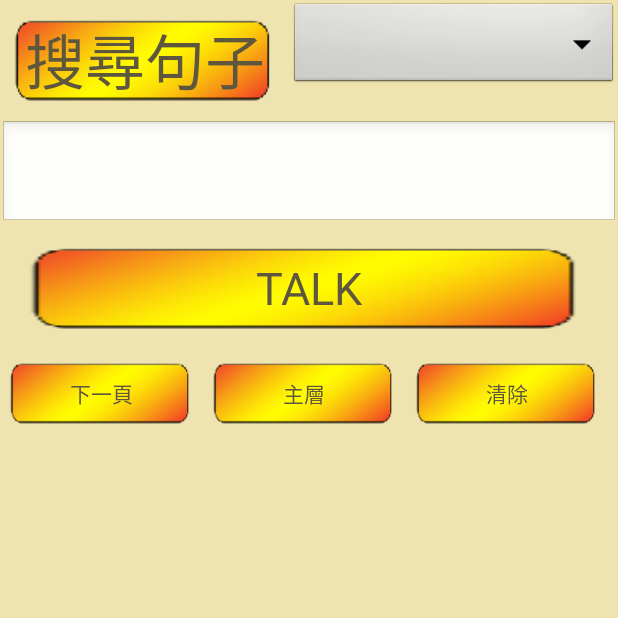
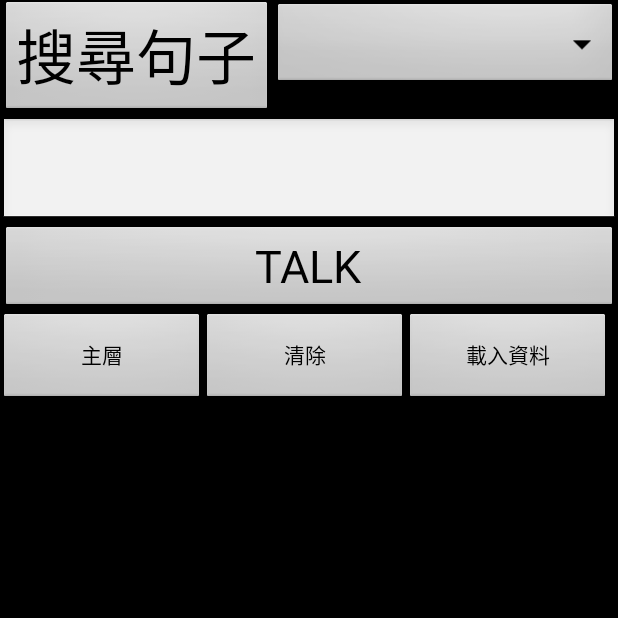
Before and after one commit to msn9110/MyTalker, an Android app: the InputActivity screen opened directly, with no data from a screen before it, on a phone screen of 412 x 824 dp, the top half of it. Run offline under Robolectric (Android 15) with nearby library versions, the phone set to English and light mode, and no system bars.

Commit message:
slight change

```diff
--- a/app/src/main/java/com/example/mytalker/InputActivity.java
+++ b/app/src/main/java/com/example/mytalker/InputActivity.java
@@ -2,13 +2,11 @@ package com.example.mytalker;
 
 import android.app.Activity;
 import android.app.ProgressDialog;
-import android.bluetooth.BluetoothAdapter;
 import android.database.Cursor;
 import android.database.sqlite.SQLiteDatabase;
 import android.os.Build;
 import android.os.Bundle;
 import android.os.Handler;
-import android.os.Message;
 import android.speech.tts.TextToSpeech;
 import android.util.Log;
 import android.view.View;
@@ -16,8 +14,8 @@ import android.widget.AdapterView;
 import android.widget.ArrayAdapter;
 import android.widget.Button;
 import android.widget.EditText;
+import android.widget.ListView;
 import android.widget.Spinner;
-import android.widget.TextView;
 import android.widget.Toast;
 
 
@@ -39,13 +37,14 @@ public class InputActivity extends Activity implements TextToSpeech.OnInitListen
     private Socket socket;
 
 
-    Button btn_send, btn_next, btn_lv1, btn_load, btn_clear, btn_mwm, btn_speech;
+    Button btn_send, btn_lv1, btn_load, btn_clear, btn_speech;
     boolean status_speech = false;
-    Button[] btn = new Button[9];
+    ListView view;
     EditText editText;
     public static boolean con = false;
 
-    InputData[] datas=new InputData[1], currentDatas = new InputData[9];
+    //for data variable
+    InputData[] Data=new InputData[1], currentData = new InputData[9];
     int[] map=new int[1];
     //SQLiteDatabase db;
     int[][] next_id=new int[1][1];
@@ -71,24 +70,22 @@ public class InputActivity extends Activity implements TextToSpeech.OnInitListen
             ThreadPolicy policy = new ThreadPolicy.Builder().permitAll().build();
             setThreadPolicy(policy);
         }
+        //initialize
+        for(int i=0;i<9;i++)
+            currentData[i]=new InputData();
         btn_send = (Button) findViewById(R.id.btn_send);
-        btn_next = (Button) findViewById(R.id.btn_next);
         btn_lv1 = (Button) findViewById(R.id.btn_lv1);
         btn_clear = (Button) findViewById(R.id.btn_clear);
         btn_load = (Button) findViewById(R.id.btn_load);
         btn_speech = (Button) findViewById(R.id.btn_speech);
 
-        int[] btnid = {R.id.btn1, R.id.btn2, R.id.btn3, R.id.btn4, R.id.btn5, R.id.btn6, R.id.btn7, R.id.btn8, R.id.btn9};
-        for (int i = 0; i < 9; i++) {
-            btn[i] = (Button) findViewById(btnid[i]);
-            btn[i].setTextSize(25);//<===========================BTN TEXT SIZE
-            btn[i].setEnabled(false);
-            currentDatas[i] = new InputData();
-        }
-        datas[0]=new InputData();
+        view=(ListView)findViewById(R.id.btnView);
+
+        Data[0]=new InputData();
 
         if (!con) {
-            btn_send.setText("TALK");
+            String text="TALK";
+            btn_send.setText(text);
             btn_speech.setVisibility(View.GONE);
         }
         status_speech = !con;
@@ -119,8 +116,6 @@ public class InputActivity extends Activity implements TextToSpeech.OnInitListen
         System.out.println(Locale.getDefault().toString());
         tw = new TextToSpeech(this,this);
         en = new TextToSpeech(this,this);
-        char ch='我';
-        System.out.println();
 
         btn_load.setOnClickListener(new View.OnClickListener() {
             @Override
@@ -128,38 +123,12 @@ public class InputActivity extends Activity implements TextToSpeech.OnInitListen
                 Update();
             }
         });
-
-        for (int i = 0; i < 9; i++) {
-            final int arg = i;
-            btn[i].setOnClickListener(new View.OnClickListener() {
-                @Override
-                public void onClick(View v) {
-                    String s = editText.getText().toString();
-                    int index=editText.getSelectionStart();
-                    String part1=spilt(s,0,index),part2=spilt(s,index,s.length());
-                    s=part1+btn[arg].getText().toString()+part2;
-                    editText.setText(s);
-                    editText.setSelection(part1.length()+btn[arg].getText().toString().length());
-                    offset = 0;
-                    current_id = currentDatas[arg].id;
-                    setCurrentDatas(current_id);
-                }
-            });
-
-        }
-
-        btn_next.setOnClickListener(new View.OnClickListener() {
-            @Override
-            public void onClick(View v) {
-                setCurrentDatas(current_id);
-            }
-        });
         btn_lv1.setOnClickListener(new View.OnClickListener() {
             @Override
             public void onClick(View v) {
                 current_id = 0;
                 offset = 0;
-                setCurrentDatas(current_id);
+                setCurrentData(current_id);
             }
         });
 
@@ -174,7 +143,7 @@ public class InputActivity extends Activity implements TextToSpeech.OnInitListen
                 spinner.setAdapter(adapter);
                 spinner.setOnItemSelectedListener(new AdapterView.OnItemSelectedListener() {
                     public void onItemSelected(AdapterView<?> parent, View view, int position, long id) {
-                        String _content = ((Spinner) parent).getSelectedItem().toString();
+                        String _content = parent.getSelectedItem().toString();
                         //editText.postInvalidate();
                         if(_content.length()>0){
                             editText.setText(_content);
@@ -230,10 +199,10 @@ public class InputActivity extends Activity implements TextToSpeech.OnInitListen
         int size = c.getCount();
         if (size > 0) {
             c.moveToFirst();
-            datas = null; //RELEASE
+            Data = null; //RELEASE
             next_id = null; //RELEASE
             map=null; //RELEASE
-            datas = new InputData[size];
+            Data = new InputData[size];
             map = new int[size + 1];
             next_id = new int[size + 1][];
             next_id[0] = new int[size];
@@ -241,9 +210,9 @@ public class InputActivity extends Activity implements TextToSpeech.OnInitListen
                 final int id = Integer.parseInt(c.getString(c.getColumnIndex(DBConnection.VocSchema.ID)));
                 next_id[0][i] = id;
                 map[id] = i;
-                datas[i] = new InputData(c.getString(c.getColumnIndex(DBConnection.VocSchema.CONTENT)), id);
+                Data[i] = new InputData(c.getString(c.getColumnIndex(DBConnection.VocSchema.CONTENT)), id);
                 //==============================
-                LoadRelation(id);
+                //LoadRelation(id);
                 new Thread(new Runnable() {
                     @Override
                     public void run() {
@@ -261,7 +230,7 @@ public class InputActivity extends Activity implements TextToSpeech.OnInitListen
             @Override
             public void run() {
                 Toast.makeText(InputActivity.this, "載入時間 : " + String.valueOf(avg) + " msec", Toast.LENGTH_SHORT).show();
-                setCurrentDatas(current_id);
+                setCurrentData(current_id);
             }
         });
     }
@@ -281,12 +250,10 @@ public class InputActivity extends Activity implements TextToSpeech.OnInitListen
             }
         }
         c.close();
-
-
     }
 
     //===============================================================================================
-    private void setCurrentDatas(int id) //OR NEXT PAGE
+    private void setCurrentData(int id) //OR NEXT PAGE
     {
         int size = next_id[id].length;
         if (size == 0) {
@@ -295,7 +262,7 @@ public class InputActivity extends Activity implements TextToSpeech.OnInitListen
             size = next_id[0].length;
         } else if (size == 1) {
             int position = map[next_id[id][0]];
-            String str = datas[position].text;
+            String str = Data[position].text;
             if (str.equals("#")) {
                 offset = 0;
                 current_id = id = 0;
@@ -305,16 +272,16 @@ public class InputActivity extends Activity implements TextToSpeech.OnInitListen
         for (int i = 0; i < 9; ) {
             if (offset + i < size) {
                 int position = map[next_id[id][i + offset]];
-                String str = datas[position].text;
+                String str = Data[position].text;
                 if (str.equals("#")) {
                     offset += 1;
                     continue;
                 }
-                currentDatas[i].text = str;
-                currentDatas[i].id = datas[position].id;
+                currentData[i].text = str;
+                currentData[i].id = Data[position].id;
             } else {
-                currentDatas[i].id = 0;
-                currentDatas[i].text = "";
+                currentData[i].id = 0;
+                currentData[i].text = "";
             }
             i++;
         }
@@ -323,21 +290,6 @@ public class InputActivity extends Activity implements TextToSpeech.OnInitListen
             offset = 0;
             current_id = 0;
         }
-        setBtnText();
-    }
-
-    private void setBtnText() {
-        int count = 0;
-        for (int i = 0; i < 9; i++) {
-            btn[i].setText(currentDatas[i].text);
-            if (currentDatas[i].text.equals("")) {
-                btn[i].setEnabled(false);
-                count++;
-            } else
-                btn[i].setEnabled(true);
-        }
-        if (count == 9 && current_id != 0)
-            setCurrentDatas(current_id);
     }
 
     private void send() {
@@ -384,7 +336,7 @@ public class InputActivity extends Activity implements TextToSpeech.OnInitListen
     private void clear(){
         editText.setText("");
         current_id=offset=0;
-        setCurrentDatas(current_id);
+        setCurrentData(current_id);
     }
 
     private void terminate() {
@@ -393,7 +345,7 @@ public class InputActivity extends Activity implements TextToSpeech.OnInitListen
                 out.close();
                 socket.close();
             } catch (Exception e) {
-                String err= e.toString();
+                Log.e("terminate",e.toString());
             }
         }
     }
@@ -467,11 +419,10 @@ public class InputActivity extends Activity implements TextToSpeech.OnInitListen
             result = en.setLanguage(Locale.US);//<<<===================================
 
             if (result == TextToSpeech.LANG_MISSING_DATA || result == TextToSpeech.LANG_NOT_SUPPORTED) {
-                System.out.println("en error");
+                System.out.println("EN ERROR");
             }
             else{
                 en.setSpeechRate(speed);
-                //Toast.makeText(this,"EN",Toast.LENGTH_SHORT).show();
                 System.out.println("EN READY");
             }
         }
@@ -480,11 +431,10 @@ public class InputActivity extends Activity implements TextToSpeech.OnInitListen
             mode=false;
             result = tw.setLanguage(Locale.CHINESE);//<<<===================================
             if (result == TextToSpeech.LANG_MISSING_DATA || result == TextToSpeech.LANG_NOT_SUPPORTED) {
-                System.out.println("tw error");
+                System.out.println("TW ERROR");
             }
             else{
                 tw.setSpeechRate(speed);
-                //Toast.makeText(this,"TW",Toast.LENGTH_SHORT).show();
                 System.out.println("TW READY");
             }
         }
--- a/app/src/main/res/layout/activity_client.xml
+++ b/app/src/main/res/layout/activity_client.xml
@@ -13,9 +13,7 @@
             android:layout_width="wrap_content"
             android:text="搜尋句子"
             android:textSize="40dp"
-            android:layout_height="wrap_content"
-            android:background="@drawable/button"
-            android:textColor="@color/MainText">
+            android:layout_height="wrap_content">
         </Button>
         <Spinner android:id="@+id/Spinner_sentence"
             android:layout_width="match_parent"
@@ -36,9 +34,7 @@
         android:layout_height="wrap_content"
         android:textSize="30dp"
         android:text="送出"
-        android:id="@+id/btn_send"
-        android:background="@drawable/button"
-        android:textColor="@color/MainText"/>
+        android:id="@+id/btn_send"/>
 
     <HorizontalScrollView
         android:layout_width="fill_parent"
@@ -54,62 +50,37 @@
                 style="?android:attr/buttonStyleSmall"
                 android:layout_width="135dp"
                 android:layout_height="60dp"
-                android:text="下一頁"
-                android:id="@+id/btn_next"
-                android:background="@drawable/button"
-                android:textColor="@color/MainText"/>
-
-            <Button
-                style="?android:attr/buttonStyleSmall"
-                android:layout_width="135dp"
-                android:layout_height="60dp"
                 android:text="主層"
-                android:id="@+id/btn_lv1"
-                android:background="@drawable/button"
-                android:textColor="@color/MainText"/>
+                android:id="@+id/btn_lv1"/>
 
             <Button
                 style="?android:attr/buttonStyleSmall"
                 android:layout_width="135dp"
                 android:layout_height="60dp"
                 android:text="清除"
-                android:id="@+id/btn_clear"
-                android:background="@drawable/button"
-                android:textColor="@color/MainText"/>
+                android:id="@+id/btn_clear"/>
 
             <Button
                 style="?android:attr/buttonStyleSmall"
                 android:layout_width="135dp"
                 android:layout_height="60dp"
                 android:text="載入資料"
-                android:id="@+id/btn_load"
-                android:background="@drawable/button"
-                android:textColor="@color/MainText"/>
+                android:id="@+id/btn_load"/>
 
             <Button
                 style="?android:attr/buttonStyleSmall"
                 android:layout_width="135dp"
                 android:layout_height="60dp"
                 android:text="連接語音"
-                android:id="@+id/btn_speech"
-                android:background="@drawable/button"
-                android:textColor="@color/MainText"/>
+                android:id="@+id/btn_speech"/>
         </LinearLayout>
     </HorizontalScrollView>
 
-
-    <ScrollView
+     <ListView
         android:layout_width="match_parent"
         android:layout_height="wrap_content"
-        android:id="@+id/scrollView2" >
-
-        <ListView
-            android:layout_width="match_parent"
-            android:layout_height="wrap_content"
-            android:id="@+id/btnView" >
-
-        </ListView>
-
-    </ScrollView>
+        android:id="@+id/btnView"
+         android:forceHasOverlappingRendering="false">
+    </ListView>
 
 </LinearLayout>
--- a/app/src/main/res/layout/speech_list.xml
+++ b/app/src/main/res/layout/speech_list.xml
@@ -4,8 +4,9 @@
     android:layout_height="match_parent">
     <ListView
         android:id="@android:id/list"
-        android:layout_width="wrap_content"
-        android:layout_height="wrap_content" />
+        android:layout_width="match_parent"
+        android:layout_height="wrap_content"
+        android:clickable="true" />
 
     <TextView
         android:id="@android:id/empty"
--- a/app/src/main/res/values/colors.xml
+++ b/app/src/main/res/values/colors.xml
@@ -5,7 +5,7 @@
     <color name="colorAccent">#FF4081</color>
     <color name="status_bar_color">#FF000000</color>
     <color name="layout_border_color">#FF111111</color>
-    <color name="MainBackground">#EFE3AF</color>
-    <color name="MainButton">#FDA634</color>
-    <color name="MainText">#5E573E</color>
+    <color name="MainBackground">#000000</color>
+    <color name="MainButton">#FFFFFF</color>
+    <color name="MainText">#FFFFFF</color>
 </resources>
--- a/app/src/main/res/values/strings.xml
+++ b/app/src/main/res/values/strings.xml
@@ -1,6 +1,6 @@
 <?xml version="1.0" encoding="utf-8"?>
 <resources>
-    <string name="app_name">開發計畫──我的專屬代言人</string>
+    <string name="app_name">我的專屬代言人T</string>
     <string name="enable_p2p_button">P2P On/Off</string>
     <string name="discover_peers_button">Discover</string>
     <string name="connect_peer_button">Connect</string>
```
Also changed, not shown: app/src/main/java/com/example/mytalker/DisplayActivity.java (+5 -6 lines), app/src/main/java/com/example/mytalker/SpeechMode.java (+9 -9 lines), app/src/main/res/layout/welcome_page.xml (+3 -5 lines).
